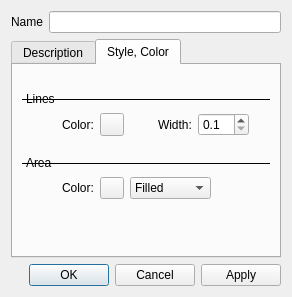
Qt form src/plugins/render/annotate/EditPolygonDialog.ui (calincru/marble) before a commit.
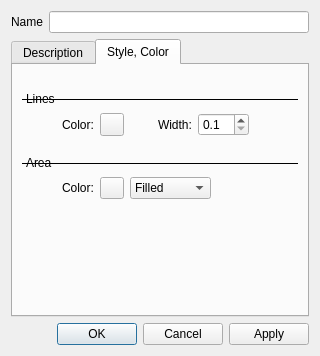
The same form after that commit.

Commit message: Added fields checking in edit polygon dialog.

```diff
--- a/src/plugins/render/annotate/EditPolygonDialog.ui
+++ b/src/plugins/render/annotate/EditPolygonDialog.ui
@@ -6,8 +6,8 @@
    <rect>
     <x>0</x>
     <y>0</y>
-    <width>276</width>
-    <height>297</height>
+    <width>320</width>
+    <height>356</height>
    </rect>
   </property>
   <property name="windowTitle">
```
The commit also changes 2 other files.
